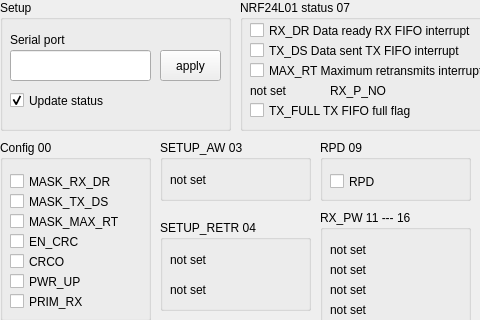
JSkrat/kagami-house-usb2nrf, file sw/serial-debugger/mainwindow.ui: the form before one commit; both pictures show x 0 to 480 and y 0 to 320 of the 1179 by 769 pixel window.
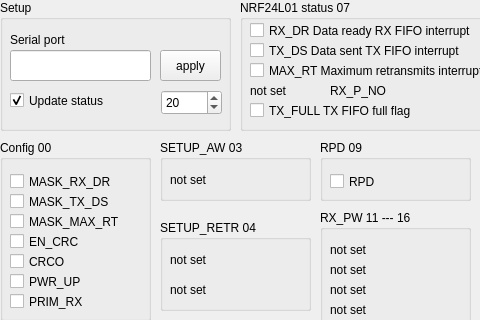
The form after the commit.

Commit message: sw: centralize serial transaction timeout

The edit to the form file:
```diff
--- a/sw/serial-debugger/mainwindow.ui
+++ b/sw/serial-debugger/mainwindow.ui
@@ -84,6 +84,22 @@
       <bool>true</bool>
      </property>
     </widget>
+    <widget class="QSpinBox" name="sbPortTimeout">
+     <property name="geometry">
+      <rect>
+       <x>161</x>
+       <y>90</y>
+       <width>61</width>
+       <height>25</height>
+      </rect>
+     </property>
+     <property name="toolTip">
+      <string>send and response timeout (ms)</string>
+     </property>
+     <property name="value">
+      <number>20</number>
+     </property>
+    </widget>
    </widget>
    <widget class="QGroupBox" name="groupBox_2">
     <property name="geometry">
```
Left out of the diff: 24 changed lines with no effect on the pictures. The commit also changes 1 other file.
